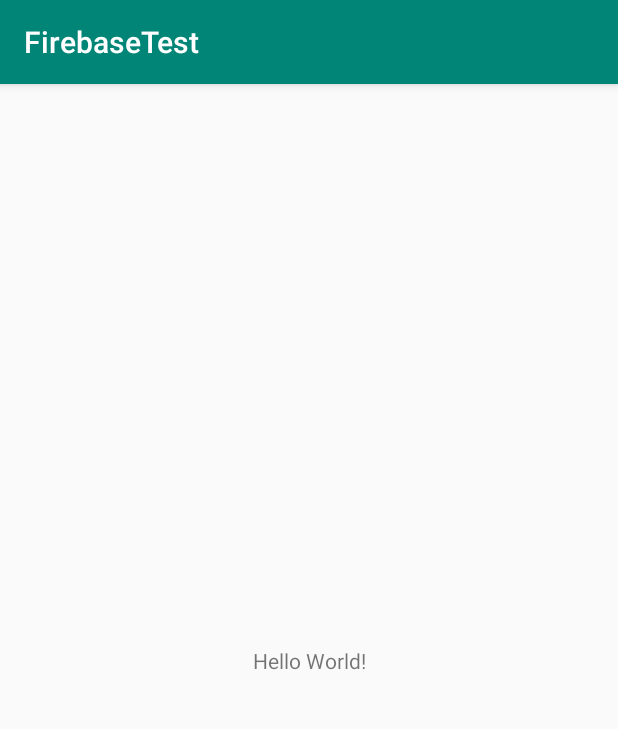
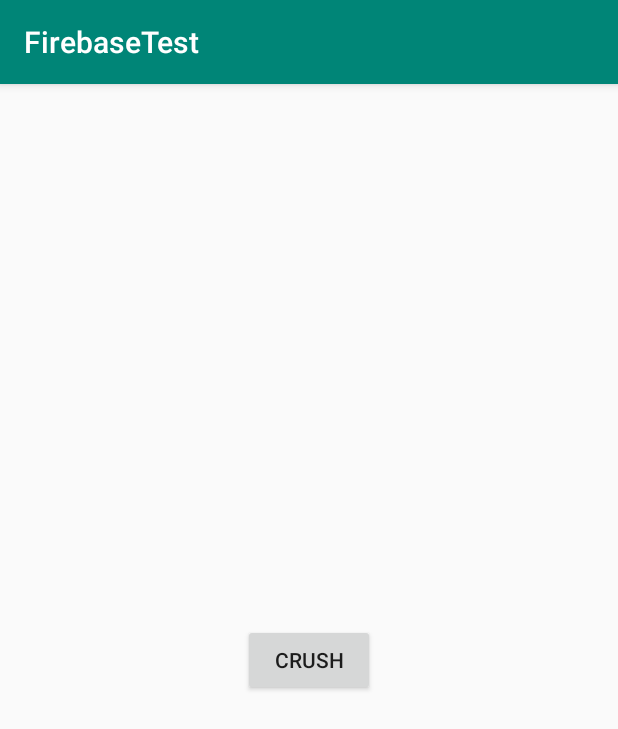
Before and after one commit to ESENS12/AndroidRecipe, an Android app: the screen it shows after launch (MainActivity), on a phone screen of 412 x 824 dp. Shown: the top 729 px of the screen. Run offline under Robolectric (Android 15) with nearby library versions, the phone set to English and light mode, and no system bars.

Commit message:
Added app-id(in string.xml), crush code

```diff
--- a/FirebaseTest/app/src/main/java/com/example/firebasetest/MainActivity.java
+++ b/FirebaseTest/app/src/main/java/com/example/firebasetest/MainActivity.java
@@ -2,22 +2,56 @@ package com.example.firebasetest;
 
 import android.support.v7.app.AppCompatActivity;
 import android.os.Bundle;
+import android.view.View;
+import android.widget.Button;
+import android.widget.TextView;
 
 import com.google.firebase.analytics.FirebaseAnalytics;
 
+import org.w3c.dom.Text;
+
 public class MainActivity extends AppCompatActivity {
     private FirebaseAnalytics mFirebaseAnalytics;
-
+    String null_string = null;
+    TextView textView;
     @Override
     protected void onCreate(Bundle savedInstanceState) {
+
         super.onCreate(savedInstanceState);
         setContentView(R.layout.activity_main);
         mFirebaseAnalytics = FirebaseAnalytics.getInstance(this);
+        textView = (TextView)findViewById(R.id.tv_null);
 
         Bundle bundle = new Bundle();
         bundle.putString(FirebaseAnalytics.Param.ITEM_ID, "TEST_ID");
         bundle.putString(FirebaseAnalytics.Param.ITEM_NAME, "TEST_NAME");
         bundle.putString(FirebaseAnalytics.Param.CONTENT_TYPE, "TEST_CONTENT");
+        mFirebaseAnalytics.setAnalyticsCollectionEnabled(true);
         mFirebaseAnalytics.logEvent(FirebaseAnalytics.Event.SELECT_CONTENT, bundle);
+        mFirebaseAnalytics.logEvent(FirebaseAnalytics.Event.APP_OPEN, bundle);
+        mFirebaseAnalytics.logEvent(FirebaseAnalytics.Event.LOGIN, bundle);
+        mFirebaseAnalytics.setCurrentScreen(this,"firstActivity","not changed");
+        final Button btn_crush = (Button)findViewById(R.id.btn_crush);
+
+        btn_crush.setOnClickListener(new View.OnClickListener() {
+            @Override
+            public void onClick(View v) {
+                stackOverflow();
+                //btn_crush.setText(textView.getText());
+                Bundle bundle = new Bundle();
+                bundle.putString(FirebaseAnalytics.Param.ITEM_ID, "CRUSH_ID");
+                bundle.putString(FirebaseAnalytics.Param.ITEM_NAME, "CRUSH_NAME");
+                bundle.putString(FirebaseAnalytics.Param.CONTENT_TYPE, "CRUSH_CONTENT");
+                mFirebaseAnalytics.logEvent(FirebaseAnalytics.Event.SELECT_CONTENT, bundle);
+            }
+        });
+
+
+        //FirebaseAnalytics.getInstance()
     }
+
+    public void stackOverflow() {
+        this.stackOverflow();
+    }
+
 }
--- a/FirebaseTest/app/src/main/res/layout/activity_main.xml
+++ b/FirebaseTest/app/src/main/res/layout/activity_main.xml
@@ -7,12 +7,24 @@
     tools:context=".MainActivity">
 
     <TextView
+        android:id="@+id/tv_null"
         android:layout_width="wrap_content"
         android:layout_height="wrap_content"
-        android:text="Hello World!"
         app:layout_constraintBottom_toBottomOf="parent"
         app:layout_constraintLeft_toLeftOf="parent"
         app:layout_constraintRight_toRightOf="parent"
         app:layout_constraintTop_toTopOf="parent" />
 
+    <Button
+        android:id="@+id/btn_crush"
+        android:layout_width="wrap_content"
+        android:layout_height="wrap_content"
+        android:text="Crush"
+        app:layout_constraintBottom_toBottomOf="parent"
+        app:layout_constraintLeft_toLeftOf="parent"
+        app:layout_constraintRight_toRightOf="parent"
+        app:layout_constraintTop_toTopOf="parent"
+
+        />
+
 </android.support.constraint.ConstraintLayout>
--- a/FirebaseTest/app/src/main/res/values/strings.xml
+++ b/FirebaseTest/app/src/main/res/values/strings.xml
@@ -1,3 +1,4 @@
 <resources>
     <string name="app_name">FirebaseTest</string>
+    <string name="google_app_id">1:564650241676:android:c7721a34575b69a1</string>
 </resources>
```
